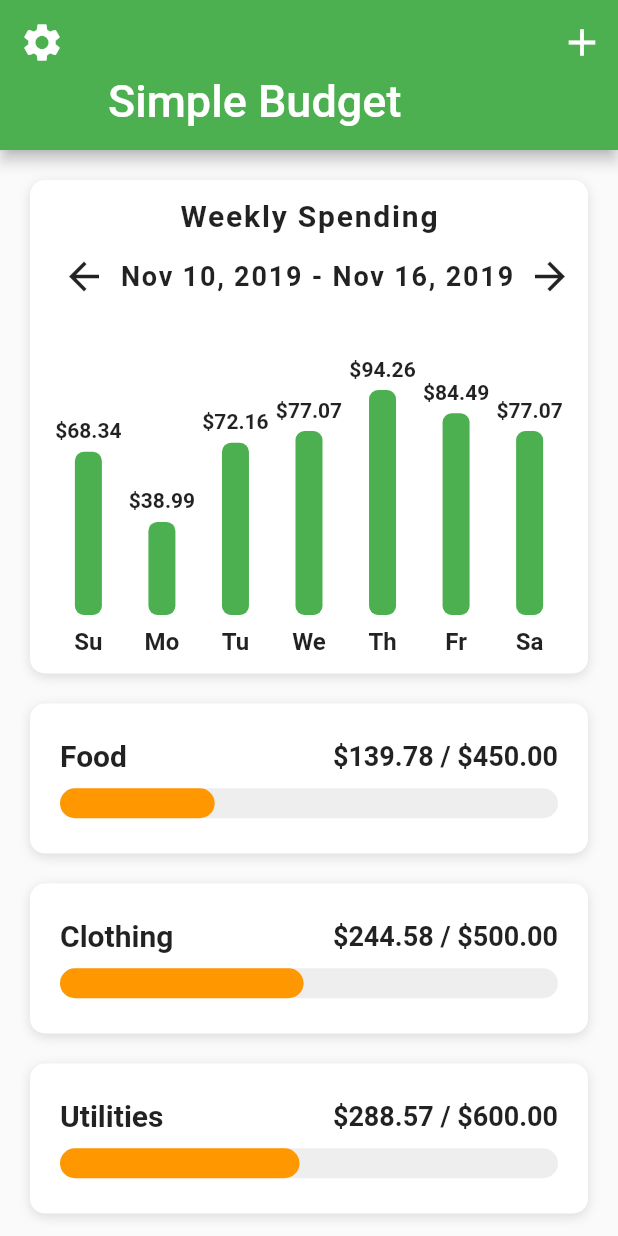
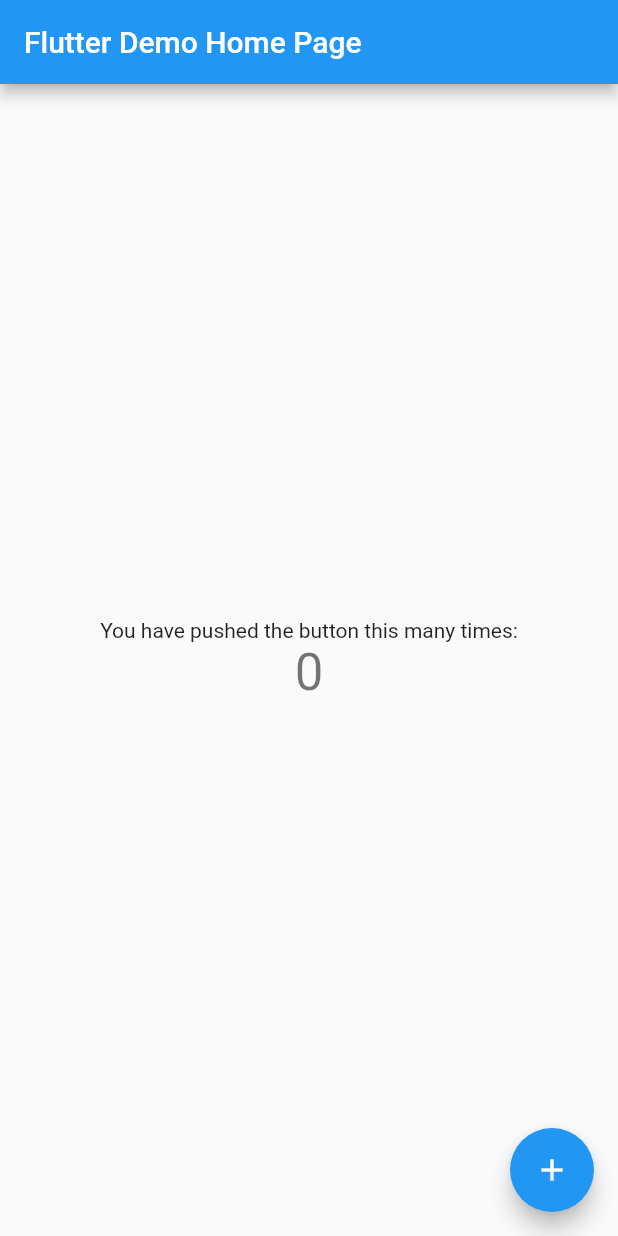
Before and after one commit to ibtehajraza/flutter_budget_app_ui, a Flutter app: the screen it shows after launch, on a phone screen of 412 x 824 dp. Run offline on Flutter 3.47's test engine with Material 2 defaults, Android fonts, the phone set to English and light mode, and no system bars.

Commit message:
Initial commit

```diff
--- a/lib/helpers/color_helper.dart
+++ /dev/null
@@ -1,11 +0,0 @@
-
-import 'package:flutter/material.dart';
-
-Color getColor(BuildContext context, double percent) {
-  if (percent >= 0.50) {
-    return Theme.of(context).primaryColor;
-  } else if (percent >= 0.25) {
-    return Colors.orange;
-  }
-  return Colors.red;
-}
--- a/lib/main.dart
+++ b/lib/main.dart
@@ -1,5 +1,4 @@
 import 'package:flutter/material.dart';
-import 'package:flutter_budget_ui/screens/home_screen.dart';
 
 void main() => runApp(MyApp());
 
@@ -8,12 +7,96 @@ class MyApp extends StatelessWidget {
   @override
   Widget build(BuildContext context) {
     return MaterialApp(
-      title: 'Flutter Budget UI',
-      debugShowCheckedModeBanner: false,
+      title: 'Flutter Demo',
       theme: ThemeData(
-        primaryColor: Colors.green,
+        primarySwatch: Colors.blue,
       ),
-      home: HomeScreen(),
+      home: MyHomePage(title: 'Flutter Demo Home Page'),
     );
   }
 }
+
+class MyHomePage extends StatefulWidget {
+  MyHomePage({Key key, this.title}) : super(key: key);
+
+  // This widget is the home page of your application. It is stateful, meaning
+  // that it has a State object (defined below) that contains fields that affect
+  // how it looks.
+
+  // This class is the configuration for the state. It holds the values (in this
+  // case the title) provided by the parent (in this case the App widget) and
+  // used by the build method of the State. Fields in a Widget subclass are
+  // always marked "final".
+
+  final String title;
+
+  @override
+  _MyHomePageState createState() => _MyHomePageState();
+}
+
+class _MyHomePageState extends State<MyHomePage> {
+  int _counter = 0;
+
+  void _incrementCounter() {
+    setState(() {
+      // This call to setState tells the Flutter framework that something has
+      // changed in this State, which causes it to rerun the build method below
+      // so that the display can reflect the updated values. If we changed
+      // _counter without calling setState(), then the build method would not be
+      // called again, and so nothing would appear to happen.
+      _counter++;
+    });
+  }
+
+  @override
+  Widget build(BuildContext context) {
+    // This method is rerun every time setState is called, for instance as done
+    // by the _incrementCounter method above.
+    //
+    // The Flutter framework has been optimized to make rerunning build methods
+    // fast, so that you can just rebuild anything that needs updating rather
+    // than having to individually change instances of widgets.
+    return Scaffold(
+      appBar: AppBar(
+        // Here we take the value from the MyHomePage object that was created by
+        // the App.build method, and use it to set our appbar title.
+        title: Text(widget.title),
+      ),
+      body: Center(
+        // Center is a layout widget. It takes a single child and positions it
+        // in the middle of the parent.
+        child: Column(
+          // Column is also a layout widget. It takes a list of children and
+          // arranges them vertically. By default, it sizes itself to fit its
+          // children horizontally, and tries to be as tall as its parent.
+          //
+          // Invoke "debug painting" (press "p" in the console, choose the
+          // "Toggle Debug Paint" action from the Flutter Inspector in Android
+          // Studio, or the "Toggle Debug Paint" command in Visual Studio Code)
+          // to see the wireframe for each widget.
+          //
+          // Column has various properties to control how it sizes itself and
+          // how it positions its children. Here we use mainAxisAlignment to
+          // center the children vertically; the main axis here is the vertical
+          // axis because Columns are vertical (the cross axis would be
+          // horizontal).
+          mainAxisAlignment: MainAxisAlignment.center,
+          children: <Widget>[
+            Text(
+              'You have pushed the button this many times:',
+            ),
+            Text(
+              '$_counter',
+              style: Theme.of(context).textTheme.display1,
+            ),
+          ],
+        ),
+      ),
+      floatingActionButton: FloatingActionButton(
+        onPressed: _incrementCounter,
+        tooltip: 'Increment',
+        child: Icon(Icons.add),
+      ), // This trailing comma makes auto-formatting nicer for build methods.
+    );
+  }
+}
--- a/lib/screens/home_screen.dart
+++ /dev/null
@@ -1,160 +0,0 @@
-import 'package:flutter/material.dart';
-import 'package:flutter_budget_ui/data/data.dart';
-import 'package:flutter_budget_ui/helpers/color_helper.dart';
-import 'package:flutter_budget_ui/models/category_model.dart';
-import 'package:flutter_budget_ui/models/expense_model.dart';
-import 'package:flutter_budget_ui/screens/category_screen.dart';
-import 'package:flutter_budget_ui/widgets/bar_chart.dart';
-
-class HomeScreen extends StatefulWidget {
-  @override
-  _HomeScreenState createState() => _HomeScreenState();
-}
-
-class _HomeScreenState extends State<HomeScreen> {
-  _buildCategory(Category category, double totalAmountSpent) {
-    return GestureDetector(
-      onTap: () => Navigator.push(
-        context,
-        MaterialPageRoute(
-          builder: (_) => CategoryScreen(category: category),
-        ),
-      ),
-      child: Container(
-        margin: EdgeInsets.symmetric(horizontal: 20.0, vertical: 10.0),
-        padding: EdgeInsets.all(20.0),
-        height: 100.0,
-        width: double.infinity,
-        decoration: BoxDecoration(
-          color: Colors.white,
-          borderRadius: BorderRadius.circular(10.0),
-          boxShadow: [
-            BoxShadow(
-              color: Colors.black12,
-              offset: Offset(0, 2),
-              blurRadius: 6.0,
-            ),
-          ],
-        ),
-        child: Column(
-          mainAxisAlignment: MainAxisAlignment.center,
-          children: <Widget>[
-            Row(
-              mainAxisAlignment: MainAxisAlignment.spaceBetween,
-              children: <Widget>[
-                Text(
-                  category.name,
-                  style: TextStyle(
-                    fontSize: 20.0,
-                    fontWeight: FontWeight.w600,
-                  ),
-                ),
-                Text(
-                  '\$${(category.maxAmount - totalAmountSpent).toStringAsFixed(2)} / \$${category.maxAmount.toStringAsFixed(2)}',
-                  style: TextStyle(
-                    fontSize: 18.0,
-                    fontWeight: FontWeight.w600,
-                  ),
-                ),
-              ],
-            ),
-            SizedBox(height: 10.0),
-            LayoutBuilder(
-              builder: (BuildContext context, BoxConstraints constraints) {
-                final double maxBarWidth = constraints.maxWidth;
-                final double percent = (category.maxAmount - totalAmountSpent) /
-                    category.maxAmount;
-                double barWidth = percent * maxBarWidth;
-
-                if (barWidth < 0) {
-                  barWidth = 0;
-                }
-                return Stack(
-                  children: <Widget>[
-                    Container(
-                      height: 20.0,
-                      decoration: BoxDecoration(
-                        color: Colors.grey[200],
-                        borderRadius: BorderRadius.circular(15.0),
-                      ),
-                    ),
-                    Container(
-                      height: 20.0,
-                      width: barWidth,
-                      decoration: BoxDecoration(
-                        color: getColor(context, percent),
-                        borderRadius: BorderRadius.circular(15.0),
-                      ),
-                    ),
-                  ],
-                );
-              },
-            ),
-          ],
-        ),
-      ),
-    );
-  }
-
-  @override
-  Widget build(BuildContext context) {
-    return Scaffold(
-      body: CustomScrollView(
-        slivers: <Widget>[
-          SliverAppBar(
-            forceElevated: true,
-            floating: true,
-            // pinned: true,
-            expandedHeight: 100.0,
-            leading: IconButton(
-              icon: Icon(Icons.settings),
-              iconSize: 30.0,
-              onPressed: () {},
-            ),
-            flexibleSpace: FlexibleSpaceBar(
-              title: Text('Simple Budget'),
-            ),
-            actions: <Widget>[
-              IconButton(
-                icon: Icon(Icons.add),
-                iconSize: 30.0,
-                onPressed: () {},
-              ),
-            ],
-          ),
-          SliverList(
-            delegate: SliverChildBuilderDelegate(
-              (BuildContext context, int index) {
-                if (index == 0) {
-                  return Container(
-                    margin: EdgeInsets.fromLTRB(20.0, 20.0, 20.0, 10.0),
-                    decoration: BoxDecoration(
-                      color: Colors.white,
-                      boxShadow: [
-                        BoxShadow(
-                          color: Colors.black12,
-                          offset: Offset(0, 2),
-                          blurRadius: 6.0,
-                        ),
-                      ],
-                      borderRadius: BorderRadius.circular(10.0),
-                    ),
-                    child: BarChart(weeklySpending),
-                  );
-                } else {
-                  final Category category = categories[index - 1];
-                  double totalAmountSpent = 0;
-                  category.expenses.forEach((Expense expense) {
-                    totalAmountSpent += expense.cost;
-                  });
-                  return _buildCategory(category, totalAmountSpent);
-                }
-              },
-              childCount: 1 + categories.length,
-            ),
-          ),
-        ],
-      ),
-    );
-  }
-}
--- a/lib/widgets/bar_chart.dart
+++ /dev/null
@@ -1,141 +0,0 @@
-import 'package:flutter/material.dart';
-
-class BarChart extends StatelessWidget {
-  final List<double> expenses;
-
-  BarChart(this.expenses);
-
-  @override
-  Widget build(BuildContext context) {
-    double mostExpensive = 0;
-    expenses.forEach((double price) {
-      if (price > mostExpensive) {
-        mostExpensive = price;
-      }
-    });
-
-    return Padding(
-      padding: EdgeInsets.all(12.0),
-      child: Column(
-        children: <Widget>[
-          Text(
-            'Weekly Spending',
-            style: TextStyle(
-              fontSize: 20.0,
-              fontWeight: FontWeight.bold,
-              letterSpacing: 1.2,
-            ),
-          ),
-          SizedBox(height: 5.0),
-          Row(
-            mainAxisAlignment: MainAxisAlignment.spaceAround,
-            children: <Widget>[
-              IconButton(
-                icon: Icon(Icons.arrow_back),
-                iconSize: 30.0,
-                onPressed: () {},
-              ),
-              Text(
-                'Nov 10, 2019 - Nov 16, 2019',
-                style: TextStyle(
-                  fontSize: 18.0,
-                  fontWeight: FontWeight.w600,
-                  letterSpacing: 1.2,
-                ),
-              ),
-              IconButton(
-                icon: Icon(Icons.arrow_forward),
-                iconSize: 30.0,
-                onPressed: () {},
-              ),
-            ],
-          ),
-          SizedBox(height: 30.0),
-          Row(
-            mainAxisAlignment: MainAxisAlignment.spaceEvenly,
-            crossAxisAlignment: CrossAxisAlignment.end,
-            children: <Widget>[
-              Bar(
-                label: 'Su',
-                amountSpent: expenses[0],
-                mostExpensive: mostExpensive,
-              ),
-              Bar(
-                label: 'Mo',
-                amountSpent: expenses[1],
-                mostExpensive: mostExpensive,
-              ),
-              Bar(
-                label: 'Tu',
-                amountSpent: expenses[2],
-                mostExpensive: mostExpensive,
-              ),
-              Bar(
-                label: 'We',
-                amountSpent: expenses[3],
-                mostExpensive: mostExpensive,
-              ),
-              Bar(
-                label: 'Th',
-                amountSpent: expenses[4],
-                mostExpensive: mostExpensive,
-              ),
-              Bar(
-                label: 'Fr',
-                amountSpent: expenses[5],
-                mostExpensive: mostExpensive,
-              ),
-              Bar(
-                label: 'Sa',
-                amountSpent: expenses[6],
-                mostExpensive: mostExpensive,
-              ),
-            ],
-          ),
-        ],
-      ),
-    );
-  }
-}
-
-class Bar extends StatelessWidget {
-  final String label;
-  final double amountSpent;
-  final double mostExpensive;
-
-  final double _maxBarHeight = 150.0;
-
-  Bar({this.label, this.amountSpent, this.mostExpensive});
-
-  @override
-  Widget build(BuildContext context) {
-    final barHeight = amountSpent / mostExpensive * _maxBarHeight;
-    return Column(
-      children: <Widget>[
-        Text(
-          '\$${amountSpent.toStringAsFixed(2)}',
-          style: TextStyle(
-            fontWeight: FontWeight.w600,
-          ),
-        ),
-        SizedBox(height: 6.0),
-        Container(
-          height: barHeight,
-          width: 18.0,
-          decoration: BoxDecoration(
-            color: Theme.of(context).primaryColor,
-            borderRadius: BorderRadius.circular(6.0),
-          ),
-        ),
-        SizedBox(height: 8.0),
-        Text(
-          label,
-          style: TextStyle(
-            fontSize: 16.0,
-            fontWeight: FontWeight.w600,
-          ),
-        ),
-      ],
-    );
-  }
-}
```
Also changed, not shown: lib/screens/category_screen.dart (deleted, +0 -129 lines), lib/widgets/radial_painter.dart (deleted, +0 -47 lines), 1 other file.
